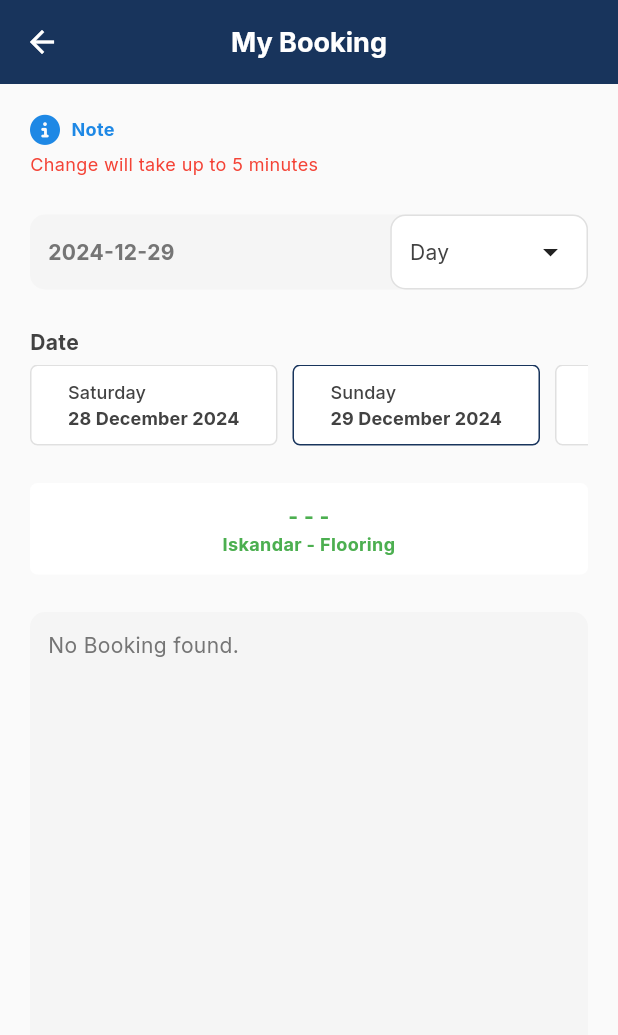
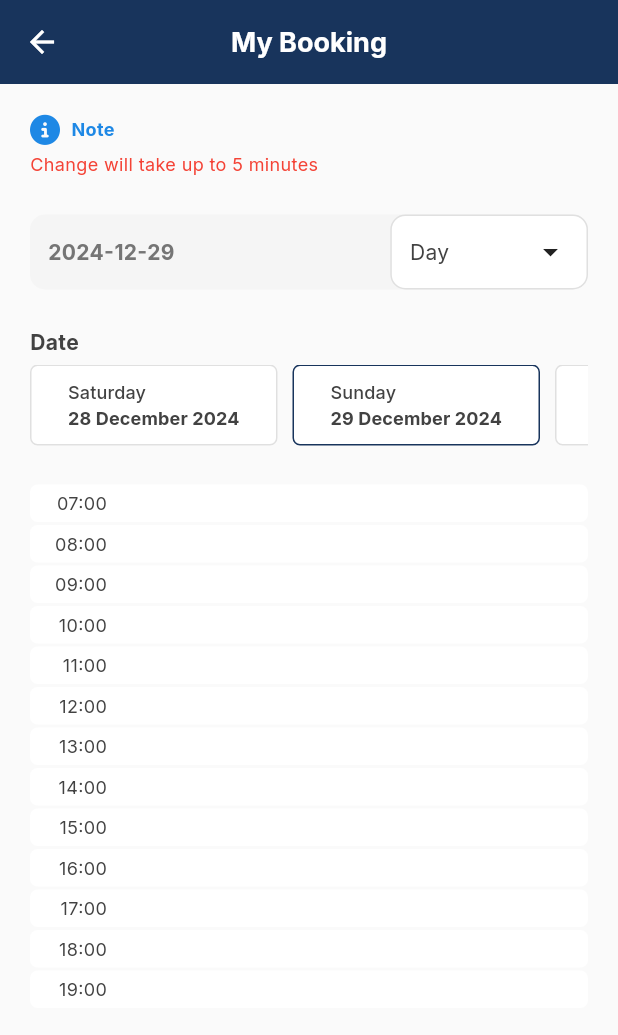
Before and after one commit to iskros03/servenow-mobile, a Flutter app: the MyBooking screen opened by its route, after a tap on an icon or button, on a phone screen of 412 x 824 dp. Shown: the top 1035 px of the screen. Run offline on Flutter 3.47's test engine with Material 3 defaults, Android fonts, the light colour scheme and no system bars; our stand-ins replace flutter_dotenv, flutter_spinkit, font_awesome_flutter, image_picker, permission_handler, shared_preferences; accounts and stored records are empty; network calls fail.

Commit message:
enhance code

```diff
--- a/lib/screens/my_booking.dart
+++ b/lib/screens/my_booking.dart
@@ -18,13 +18,17 @@ class _MyBookingState extends State<MyBooking> {
   String selectedDate = DateFormat('yyyy-MM-dd').format(DateTime.now());
 
   final List<String> timeSlots = [];
-  String? startTimeSlot;
-  String? endTimeSlot;
+  List<String> startTime = [];
+  List<String> endTime = [];
   int? hoverStartIndex;
 
   List<dynamic> bookingsList = [];
   List<dynamic> filteredBookings = [];
   bool isLoadingBookingList = false;
+
+  List<List<String>> startTimeSlots = [];
+  List<List<String>> endTimeSlots = [];
+  List<Map<String, String>> bookingRanges = [];
 
   @override
   void initState() {
@@ -34,7 +38,6 @@ class _MyBookingState extends State<MyBooking> {
     for (int hour = 7; hour <= 19; hour++) {
       timeSlots.add('${hour.toString().padLeft(2, '0')}:00:00');
     }
-
   }
 
   void _loadTaskerBookingDetails(String targetDate) async {
@@ -50,11 +53,14 @@ class _MyBookingState extends State<MyBooking> {
       }).toList();
 
       if (filteredBookings.isNotEmpty) {
+        startTimeSlots.clear();
+        endTimeSlots.clear();
         for (var booking in filteredBookings) {
-          print(booking);
-          startTimeSlot = booking['startTime'];
-          endTimeSlot = booking['endTime'];
+          startTimeSlots.add([booking['startTime']]);
+          endTimeSlots.add([booking['endTime']]);
         }
+        print('Start Time Slots: $startTimeSlots');
+        print('End Time Slots: $endTimeSlots');
       } else {
         print('No bookings found for $targetDate.');
       }
@@ -68,32 +74,43 @@ class _MyBookingState extends State<MyBooking> {
   }
 
   bool _isInRange(int index) {
-    if (startTimeSlot == null || endTimeSlot == null) return false;
-    int startIndex = timeSlots.indexOf(startTimeSlot!);
-    int endIndex = timeSlots.indexOf(endTimeSlot!);
-    return index >= startIndex && index <= endIndex;
+    if (startTimeSlots.isEmpty || endTimeSlots.isEmpty) return false;
+
+    for (int i = 0; i < startTimeSlots.length; i++) {
+      int startIndex = timeSlots.indexOf(startTimeSlots[i][0]);
+      int endIndex = timeSlots.indexOf(endTimeSlots[i][0]);
+
+      // Check if startIndex and endIndex are valid
+      if (startIndex != -1 &&
+          endIndex != -1 &&
+          index >= startIndex &&
+          index <= endIndex) {
+        return true;
+      }
+    }
+    return false;
   }
 
   void _updateTimeSlots(String data, int index) {
     setState(() {
-      int startIndex = timeSlots.indexOf(startTimeSlot!);
-      int endIndex = timeSlots.indexOf(endTimeSlot!);
-
-      if (data == 'range') {
-        if (index + (endIndex - startIndex) < timeSlots.length) {
-          startTimeSlot = timeSlots[index];
-          endTimeSlot = timeSlots[index + (endIndex - startIndex)];
+      if (data.startsWith('start-')) {
+        // Handling the start time drag
+        String draggedStartTime = data.split('-')[1];
+        for (int i = 0; i < startTimeSlots.length; i++) {
+          if (startTimeSlots[i][0] == draggedStartTime) {
+            startTimeSlots[i][0] = timeSlots[index];
           }
-      } else {
-        if (data == startTimeSlot && index < endIndex) {
-          startTimeSlot = timeSlots[index];
-        } else if (data == endTimeSlot && index > startIndex) {
-          endTimeSlot = timeSlots[index];
+        }
+      } else if (data.startsWith('end-')) {
+        // Handling the end time drag
+        String draggedEndTime = data.split('-')[1];
+        for (int i = 0; i < endTimeSlots.length; i++) {
+          if (endTimeSlots[i][0] == draggedEndTime) {
+            endTimeSlots[i][0] = timeSlots[index];
+          }
         }
       }
     });
-    print('Start Time Slot: $startTimeSlot');
-    print('End Time Slot: $endTimeSlot');
   }
 
   @override
@@ -178,58 +195,13 @@ class _MyBookingState extends State<MyBooking> {
                 },
               ),
               const SizedBox(height: 25),
-            Draggable<String>(
-              data: 'range',
-              feedback: SizedBox.shrink(),
-              child: Container(
-                width: double.infinity,
-                padding: const EdgeInsets.all(12),
-                decoration: BoxDecoration(
-                  color: Colors.white,
-                  borderRadius: BorderRadius.circular(5),
-                ),
-                child: Column(
-                  children: [
-                    Text(
-                      textAlign: TextAlign.center,
-                      '${startTimeSlot?.substring(0, 5) ?? '-'} - ${endTimeSlot?.substring(0, 5) ?? '-'}',
-                      style: TextStyle(
-                        color: Colors.green,
-                        fontSize: 14,
-                        fontFamily: 'Inter',
-                        fontWeight: FontWeight.bold,
-                      ),
-                    ),
-                    Text(
-                      textAlign: TextAlign.center,
-                      'Iskandar - Flooring',
-                      style: TextStyle(
-                          color: Colors.green,
-                          fontSize: 12,
-                          fontFamily: 'Inter',
-                          fontWeight: FontWeight.bold),
-                    ),
-                  ],
-                ),
-              ),
-            ),
-            const SizedBox(height: 25),
               Expanded(
-              child: isLoadingBookingList
-                  ? Center(
-                      child: Text(
-                      'Loading...',
-                      style: TextStyle(
-                          fontFamily: 'Inter',
-                          fontSize: 14,
-                          color: Colors.grey[600]),
-                    ))
-                  : filteredBookings.isNotEmpty
-                      ? ListView.builder(
+                child: ListView.builder(
                   itemCount: timeSlots.length,
                   itemBuilder: (context, index) {
                     return DragTarget<String>(
                       onAcceptWithDetails: (details) {
+                        // Handle dragging logic based on whether it's start or end
                         _updateTimeSlots(details.data, index);
                         hoverStartIndex = null;
                       },
@@ -248,24 +220,18 @@ class _MyBookingState extends State<MyBooking> {
                         }
                       },
                       builder: (context, candidateData, rejectedData) {
-                                int rangeSize =
-                                    timeSlots.indexOf(endTimeSlot!) -
-                                        timeSlots.indexOf(startTimeSlot!);
                         bool isInRange = _isInRange(index);
                         bool isHovered = hoverStartIndex != null &&
                             index >= hoverStartIndex! &&
-                                    index <= hoverStartIndex! + rangeSize;
+                            index <=
+                                hoverStartIndex! +
+                                    (timeSlots.indexOf(endTimeSlots[0][0]) -
+                                        timeSlots
+                                            .indexOf(startTimeSlots[0][0]));
 
-                                return Draggable<String>(
-                                  data: (startTimeSlot == timeSlots[index] ||
-                                          endTimeSlot == timeSlots[index])
-                                      ? timeSlots[index]
-                                      : 'range',
-                                  feedback: SizedBox.shrink(),
-                                  child: Container(
+                        return Container(
                           height: 25,
-                                    margin:
-                                        const EdgeInsets.symmetric(vertical: 1),
+                          margin: const EdgeInsets.symmetric(vertical: 1),
                           decoration: BoxDecoration(
                             color: isHovered
                                 ? Colors.green.withOpacity(0.5)
@@ -276,8 +242,7 @@ class _MyBookingState extends State<MyBooking> {
                             border: Border.all(
                               color: isHovered
                                   ? Colors.transparent
-                                            : isInRange ||
-                                                    candidateData.isNotEmpty
+                                  : isInRange || candidateData.isNotEmpty
                                       ? Colors.green
                                       : Colors.transparent,
                               width: 1.5,
@@ -300,45 +265,37 @@ class _MyBookingState extends State<MyBooking> {
                                   ),
                                 ),
                               ),
-                                        if (timeSlots[index] == startTimeSlot)
-                                          Expanded(
+                              for (int i = 0; i < startTimeSlots.length; i++)
+                                if (timeSlots[index] == startTimeSlots[i][0])
+                                  Draggable<String>(
+                                    data:
+                                        'start-${timeSlots[index]}', // Tag it as start
+                                    feedback: SizedBox.shrink(),
+                                    childWhenDragging: SizedBox.shrink(),
                                     child: Icon(Icons.drag_handle,
                                         size: 16, color: Colors.white),
                                   ),
-                                        if (timeSlots[index] == endTimeSlot)
-                                          Expanded(
+                              for (int i = 0; i < endTimeSlots.length; i++)
+                                if (timeSlots[index] == endTimeSlots[i][0])
+                                  Draggable<String>(
+                                    data:
+                                        'end-${timeSlots[index]}', // Tag it as end
+                                    feedback: SizedBox.shrink(),
+                                    childWhenDragging: SizedBox.shrink(),
                                     child: Icon(Icons.drag_handle,
-                                                size: 16, color: Colors.white),
+                                        size: 16, color: Colors.red),
                                   ),
                             ],
-                                    ),
                           ),
                         );
                       },
                     );
                   },
+                ),
               )
-                      : Container(
-                          decoration: BoxDecoration(
-                            borderRadius: BorderRadius.all(Radius.circular(10)),
-                            color: Colors.grey[100],
-                          ),
-                          width: double.infinity,
-                          padding: EdgeInsets.all(12),
-                          child: Text(
-                            'No Booking found.',
-                            style: TextStyle(
-                              fontFamily: 'Inter',
-                              fontSize: 14,
-                              color: Colors.grey[600],
-                            ),
-                          ),
-                        ),
-            ),
             ],
           ),
-      ),
-    );
+        ));
   }
 
   Widget _buildDateSelector() {
```
Also changed, not shown: pubspec.lock. Lines whose indentation alone changed are shown as unchanged.
